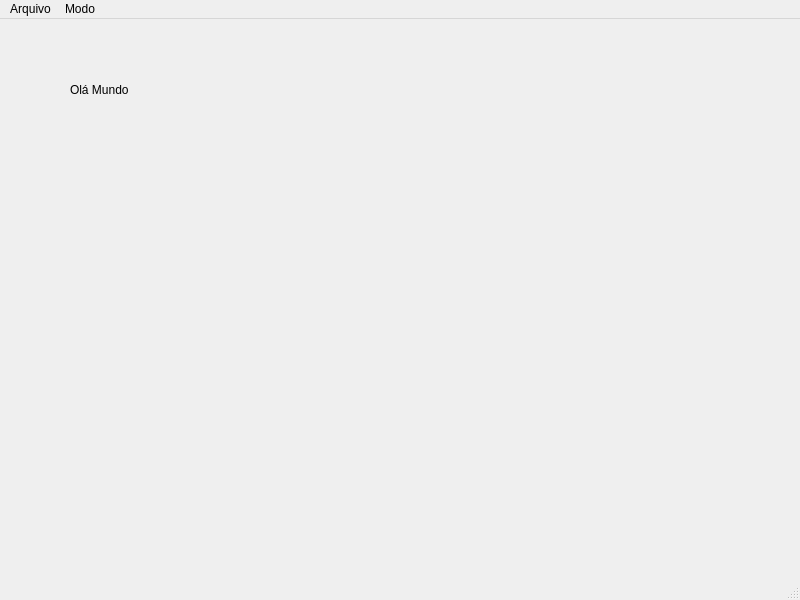
The window that programaca-concorrente-2024-01/trabalho-final/MainWindow.ui (diegomatos321/UFRJ-Laboratorios) describes before a commit, drawn with Qt 5.
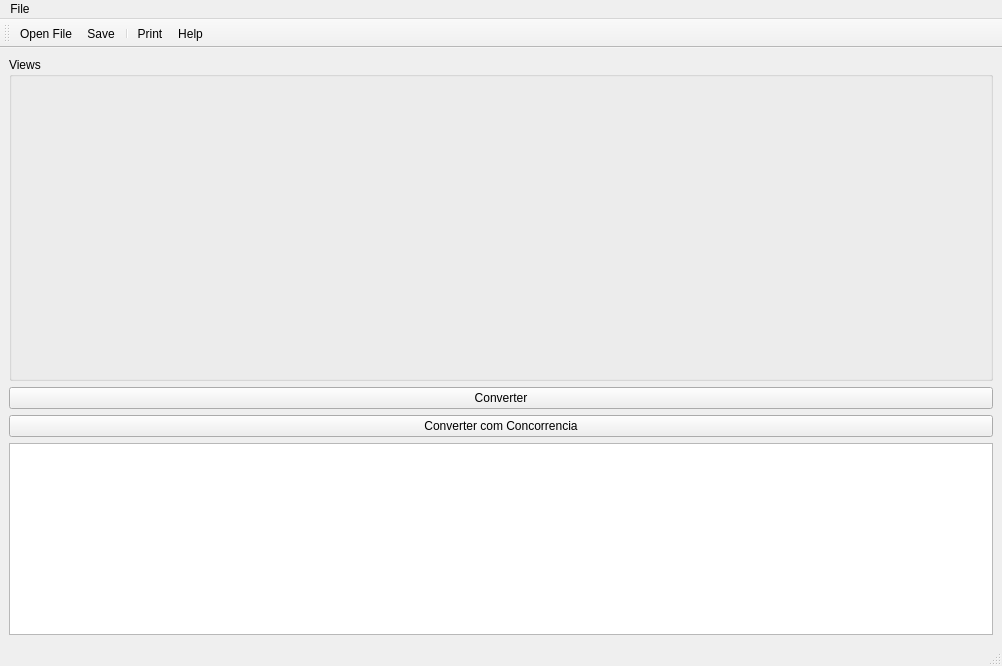
The same window after the commit. Icons and pictures are not drawn.

Commit message: WIP: Transformando imagem para escala de cinza em modo sequencial

Patch:
```diff
--- a/programaca-concorrente-2024-01/trabalho-final/MainWindow.ui
+++ b/programaca-concorrente-2024-01/trabalho-final/MainWindow.ui
@@ -6,73 +6,160 @@
    <rect>
     <x>0</x>
     <y>0</y>
-    <width>800</width>
-    <height>600</height>
+    <width>1002</width>
+    <height>666</height>
    </rect>
   </property>
   <property name="windowTitle">
-   <string>Segmentação de Imagem pelo Método Limite</string>
+   <string>Segmentação de Imagem por Thresholding</string>
+  </property>
+  <property name="windowIcon">
+   <iconset resource="Icons/icons.qrc">
+    <normaloff>:/Icons/help.png</normaloff>:/Icons/help.png</iconset>
+  </property>
+  <property name="iconSize">
+   <size>
+    <width>22</width>
+    <height>22</height>
+   </size>
   </property>
   <widget class="QWidget" name="centralwidget">
-   <widget class="QLabel" name="label">
-    <property name="geometry">
-     <rect>
-      <x>70</x>
-      <y>60</y>
-      <width>61</width>
-      <height>21</height>
-     </rect>
-    </property>
-    <property name="text">
-     <string>Olá Mundo</string>
-    </property>
-   </widget>
+   <layout class="QGridLayout" name="gridLayout_2">
+    <item row="0" column="0">
+     <widget class="QGroupBox" name="groupBoxGraph">
+      <property name="sizePolicy">
+       <sizepolicy hsizetype="Expanding" vsizetype="Expanding">
+        <horstretch>1</horstretch>
+        <verstretch>1</verstretch>
+       </sizepolicy>
+      </property>
+      <property name="title">
+       <string>Views</string>
+      </property>
+      <layout class="QGridLayout" name="gridLayout">
+       <item row="0" column="1">
+        <widget class="QLabel" name="ImageOutput">
+         <property name="text">
+          <string/>
+         </property>
+        </widget>
+       </item>
+       <item row="0" column="0">
+        <widget class="QLabel" name="ImageInput">
+         <property name="text">
+          <string/>
+         </property>
+        </widget>
+       </item>
+      </layout>
+     </widget>
+    </item>
+    <item row="1" column="0">
+     <widget class="QPushButton" name="convertButton">
+      <property name="text">
+       <string>Converter</string>
+      </property>
+     </widget>
+    </item>
+    <item row="2" column="0">
+     <widget class="QPushButton" name="convertButtonC">
+      <property name="text">
+       <string>Converter com Concorrencia</string>
+      </property>
+     </widget>
+    </item>
+    <item row="3" column="0">
+     <widget class="QPlainTextEdit" name="plainTextOutput"/>
+    </item>
+   </layout>
   </widget>
   <widget class="QMenuBar" name="menubar">
    <property name="geometry">
     <rect>
      <x>0</x>
      <y>0</y>
-     <width>800</width>
+     <width>1002</width>
      <height>22</height>
     </rect>
    </property>
-   <widget class="QMenu" name="menuArquivo">
+   <widget class="QMenu" name="menuFile">
     <property name="title">
-     <string>Arquivo</string>
+     <string>File</string>
     </property>
-    <addaction name="actionAbrir"/>
-    <addaction name="actionSobre"/>
+    <addaction name="actionOpenFile"/>
+    <addaction name="actionSave"/>
+    <addaction name="separator"/>
+    <addaction name="actionPrint"/>
+    <addaction name="actionHelp"/>
+    <addaction name="actionExit"/>
    </widget>
-   <widget class="QMenu" name="menuModo">
-    <property name="title">
-     <string>Modo</string>
-    </property>
-    <addaction name="actionSequencial"/>
-    <addaction name="actionConcorrente"/>
-   </widget>
-   <addaction name="menuArquivo"/>
-   <addaction name="menuModo"/>
+   <addaction name="menuFile"/>
   </widget>
   <widget class="QStatusBar" name="statusbar"/>
-  <action name="actionAbrir">
+  <widget class="QToolBar" name="toolBar">
+   <property name="orientation">
+    <enum>Qt::Orientation::Horizontal</enum>
+   </property>
+   <property name="iconSize">
+    <size>
+     <width>22</width>
+     <height>22</height>
+    </size>
+   </property>
+   <attribute name="toolBarArea">
+    <enum>TopToolBarArea</enum>
+   </attribute>
+   <attribute name="toolBarBreak">
+    <bool>false</bool>
+   </attribute>
+   <addaction name="actionOpenFile"/>
+   <addaction name="actionSave"/>
+   <addaction name="separator"/>
+   <addaction name="actionPrint"/>
+   <addaction name="actionHelp"/>
+  </widget>
+  <action name="actionOpenFile">
+   <property name="enabled">
+    <bool>true</bool>
+   </property>
+   <property name="icon">
+    <iconset resource="Icons/icons.qrc">
+     <normaloff>:/Icons/fileopen.png</normaloff>:/Icons/fileopen.png</iconset>
+   </property>
    <property name="text">
-    <string>Abrir</string>
+    <string>Open File...</string>
    </property>
   </action>
-  <action name="actionSobre">
+  <action name="actionExit">
    <property name="text">
-    <string>Sobre</string>
+    <string>Exit</string>
    </property>
   </action>
-  <action name="actionSequencial">
+  <action name="actionPrint">
+   <property name="icon">
+    <iconset resource="Icons/icons.qrc">
+     <normaloff>:/Icons/print.png</normaloff>:/Icons/print.png</iconset>
+   </property>
    <property name="text">
-    <string>Sequencial</string>
+    <string>Print</string>
    </property>
   </action>
-  <action name="actionConcorrente">
+  <action name="actionHelp">
+   <property name="icon">
+    <iconset resource="Icons/icons.qrc">
+     <normaloff>:/Icons/help.png</normaloff>:/Icons/help.png</iconset>
+   </property>
    <property name="text">
-    <string>Concorrente</string>
+    <string>Help</string>
+   </property>
+  </action>
+  <action name="actionSave">
+   <property name="icon">
+    <iconset resource="Icons/icons.qrc">
+     <normaloff>:/Icons/filesave.png</normaloff>:/Icons/filesave.png</iconset>
+   </property>
+   <property name="text">
+    <string>Save</string>
    </property>
   </action>
  </widget>
```
Left out of the diff: 4 changed lines with no effect on the pictures. The commit also changes 35 other files.
